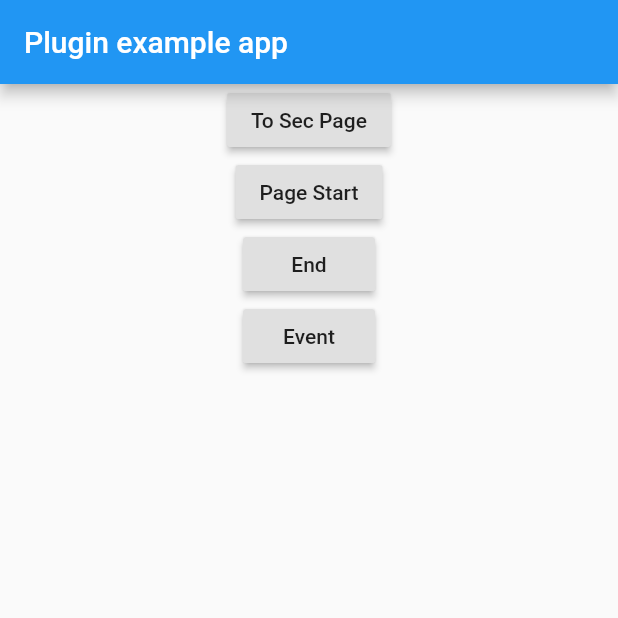
After one commit to fangmd/flutterplugin, a Flutter app: the screen it shows after launch, on a phone screen of 412 x 824 dp, the top half of it. The commit adds this screen. Run offline on Flutter 3.47's test engine with Material 2 defaults, Android fonts, the phone set to English and light mode, and no system bars.

Commit message:
example fix

```diff
--- a/p_umeng/example/lib/main.dart
+++ b/p_umeng/example/lib/main.dart
@@ -1,6 +1,11 @@
-import 'package:p_umeng/p_umeng.dart';
 import 'package:flutter/material.dart';
+import 'package:p_umeng_example/router/router.dart';
 import 'dart:async';
+import 'package:p_umeng_example/router/router_config.dart';
+import 'package:p_umeng_example/ui/home_page.dart';
+import 'package:p_umeng_example/utils/analytics/analytics.dart';
+
+import 'utils/analytics/app_analysis.dart';
 
 void main() => runApp(MyApp());
 
@@ -19,48 +24,25 @@ class _MyAppState extends State<MyApp> {
   }
 
   Future<void> initUmeng() async {
-    PUmeng.setLogEnabled(true);
-    PUmeng.init("5b7fc0558f4a9d19e600004e");
+    AnalyticsUtils.init();
   }
 
   @override
   Widget build(BuildContext context) {
     return MaterialApp(
-      home: Scaffold(
-        appBar: AppBar(
-          title: const Text('Plugin example app'),
-        ),
-        body: Center(
-          child: Column(
-            children: <Widget>[
-              RaisedButton(
-                onPressed: () {
-                  PUmeng.onPageStart("Home");
-                  print('asasa');
-                },
-                child: Text(
-                  'Page Start',
-                ),
-              ),
-              RaisedButton(
-                onPressed: () {
-                  PUmeng.onPageEnd("Home");
-                },
-                child: Text(
-                  'End',
-                ),
-              ),
-              RaisedButton(
-                onPressed: () {
-                  PUmeng.onEvent("MyEvent", label: "MyLabel");
-                },
-                child: Text(
-                  'Event',
-                ),
-              ),
-            ],
-          ),
-        ),
+      navigatorKey: RouterUtils.navigatorKey,
+      title: 'P_uemng',
+      theme: ThemeData(
+        primarySwatch: Colors.blue,
+      ),
+      routes: buildRoutes(),
+      navigatorObservers: [
+        AppAnalysis(),
+      ],
+      home: Builder(
+        builder: (context) {
+          return HomePage();
+        },
       ),
     );
   }
--- /dev/null
+++ b/p_umeng/example/lib/router/router.dart
@@ -0,0 +1,56 @@
+import 'package:flutter/material.dart';
+
+///路由管理
+class RouterUtils {
+  static GlobalKey<NavigatorState> navigatorKey = GlobalKey();
+
+  /// 不需要 context 直接跳转
+  static void pushNamedWithoutContext(String name) {
+    navigatorKey.currentState.pushNamed(name);
+  }
+
+  static Future pushNamed(
+    BuildContext context,
+    String routeName, {
+    Object arguments,
+  }) {
+    return Navigator.pushNamed(context, routeName, arguments: arguments);
+  }
+
+  static void push(BuildContext context, Widget page) {
+    Navigator.push(
+      context,
+      MaterialPageRoute(builder: (_) => page),
+    );
+  }
+
+  /// 自定义跳转效果
+  static void pushWithRoute(BuildContext context, Route route) {
+    Navigator.push(context, route);
+  }
+
+  static void pop(BuildContext context) {
+    Navigator.pop(context);
+  }
+
+  static void pop2({BuildContext context}) {
+    if (context == null) {
+      navigatorKey.currentState.pop();
+    } else {
+      Navigator.pop(context);
+    }
+  }
+
+  /// 启动一个新的页面，并清理所有历史栈
+  static void pushNamedAndRemoveAll(BuildContext context, String newRouteName) {
+    Navigator.pushNamedAndRemoveUntil(context, newRouteName, (_) => false);
+  }
+
+  /// 启动一个新的页面，并清理所有历史栈
+  static void pushNamedAndRemoveAll2(String newRouteName) {
+    navigatorKey.currentState.pushNamedAndRemoveUntil(
+      newRouteName,
+      (_) => false,
+    );
+  }
+}
--- /dev/null
+++ b/p_umeng/example/lib/router/router_config.dart
@@ -0,0 +1,10 @@
+import 'package:flutter/material.dart';
+import 'package:p_umeng_example/ui/home_page.dart';
+import 'package:p_umeng_example/ui/sec_page.dart';
+
+Map<String, WidgetBuilder> buildRoutes() {
+  return {
+    HomePage.routeName: (_) => HomePage(),
+    SecPage.routeName: (_) => SecPage(),
+  };
+}
--- /dev/null
+++ b/p_umeng/example/lib/ui/home_page.dart
@@ -0,0 +1,67 @@
+import 'package:flutter/material.dart';
+import 'package:p_umeng_example/base/base_page.dart';
+import 'package:p_umeng/p_umeng.dart';
+import 'package:p_umeng_example/router/router.dart';
+import 'package:p_umeng_example/ui/sec_page.dart';
+
+class HomePage extends BasePage {
+  static const routeName = '/home';
+
+  @override
+  _HomePageState createState() => _HomePageState();
+
+  @override
+  String getPageName() {
+    return routeName;
+  }
+}
+
+class _HomePageState extends State<HomePage> {
+  @override
+  Widget build(BuildContext context) {
+    return Scaffold(
+      appBar: AppBar(
+        title: const Text('Plugin example app'),
+      ),
+      body: Center(
+        child: Column(
+          children: <Widget>[
+            RaisedButton(
+              onPressed: () {
+                RouterUtils.pushNamed(context, SecPage.routeName);
+              },
+              child: Text(
+                'To Sec Page',
+              ),
+            ),
+            RaisedButton(
+              onPressed: () {
+                PUmeng.onPageStart("Home");
+                print('asasa');
+              },
+              child: Text(
+                'Page Start',
+              ),
+            ),
+            RaisedButton(
+              onPressed: () {
+                PUmeng.onPageEnd("Home");
+              },
+              child: Text(
+                'End',
+              ),
+            ),
+            RaisedButton(
+              onPressed: () {
+                PUmeng.onEvent("MyEvent", label: "MyLabel");
+              },
+              child: Text(
+                'Event',
+              ),
+            ),
+          ],
+        ),
+      ),
+    );
+  }
+}
--- /dev/null
+++ b/p_umeng/example/lib/utils/analytics/analytics.dart
@@ -0,0 +1,30 @@
+import '../logger.dart';
+import 'package:p_umeng/p_umeng.dart';
+
+/// 统计功能
+/// umeng
+class AnalyticsUtils {
+  static init() {
+    PUmeng.setLogEnabled(true);
+    PUmeng.init(
+      "5e6a262e167edd2eeb0000c0",
+      '5e6a2652167edd392c00005b',
+      channel: 'Example',
+    );
+  }
+
+  static beginPage(String pageName) {
+    Logger.d(msg: 'beginPage $pageName');
+    PUmeng.onPageStart(pageName);
+  }
+
+  static endPage(String pageName) {
+    Logger.d(msg: 'endPage $pageName');
+    PUmeng.onPageEnd(pageName);
+  }
+
+  static event(String name, {String label}) {
+    Logger.d(msg: 'event $name');
+    PUmeng.onEvent(name, label: label);
+  }
+}
--- /dev/null
+++ b/p_umeng/example/lib/utils/common_function.dart
@@ -0,0 +1,6 @@
+/// 判断 app 是否是 debug 版本
+bool isDebug() {
+  bool inDebugMode = false;
+  assert(inDebugMode = true);
+  return inDebugMode;
+}
--- /dev/null
+++ b/p_umeng/example/lib/utils/logger.dart
@@ -0,0 +1,10 @@
+import 'package:meta/meta.dart';
+import 'common_function.dart';
+
+class Logger {
+  static void d({tag: 'Torent', @required String msg}) {
+    if (isDebug()) {
+      print('$tag ==> $msg');
+    }
+  }
+}
--- a/p_umeng/lib/p_umeng.dart
+++ b/p_umeng/lib/p_umeng.dart
@@ -1,26 +1,32 @@
 import 'dart:async';
-
 import 'package:flutter/services.dart';
+import 'dart:io' show Platform;
 
 class PUmeng {
-  static const MethodChannel _channel =
-      const MethodChannel('p_umeng');
+  static const MethodChannel _channel = const MethodChannel('p_umeng');
 
   /// [key] 【友盟+】Appkey名称
   /// [channel] 渠道
-  /// [mode] 页面采集的两种模式：0表示Android 4.0及以上版本,1表示4.0以下版本，默认为0
+  /// [mode] 页面采集的两种模式：0表示Android 4.0及以上版本,1表示4.0以下版本，默认为1
   /// [reportCrash] 错误统计，默认为打开
   /// [encrypt] 日志加密 默认为false
   /// [interval] Session间隔时长,单位是毫秒，默认Session间隔时间是30秒,一般情况下不用修改此值
   static Future<bool> init(
-      String key, {
-        String channel = "official",
-        int mode = 0,
-        bool reportCrash = true,
-        bool encrypt = false,
-        double interval = 30000,
-      }) {
-    Map<String, dynamic> args = {"key": key};
+    String androidKey,
+    String iosKey, {
+    String channel = "official",
+    int mode = 1,
+    bool reportCrash = true,
+    bool encrypt = false,
+    double interval = 30000,
+  }) {
+    Map<String, dynamic> args = {};
+
+    if (Platform.isAndroid) {
+      args['key'] = androidKey;
+    } else {
+      args['key'] = iosKey;
+    }
 
     if (mode != null) {
       args["mode"] = mode;
@@ -57,7 +63,6 @@ class PUmeng {
     _channel.invokeMethod("onPageEnd", {"name": name});
   }
 
-
   /// 计数事件统计
   /// [eventId]  当前统计的事件ID
   /// [label] 事件的标签属性
```
Also changed, not shown: p_umeng/example/lib/base/base_page.dart (added, +85 -0 lines), p_umeng/example/lib/base/navigator_manager.dart (added, +45 -0 lines), p_umeng/example/lib/ui/sec_page.dart (added, +21 -0 lines), p_umeng/example/lib/utils/analytics/app_analysis.dart (added, +22 -0 lines), p_umeng/example/lib/utils/analytics/firebase_analytics.dart (added, +20 -0 lines).
